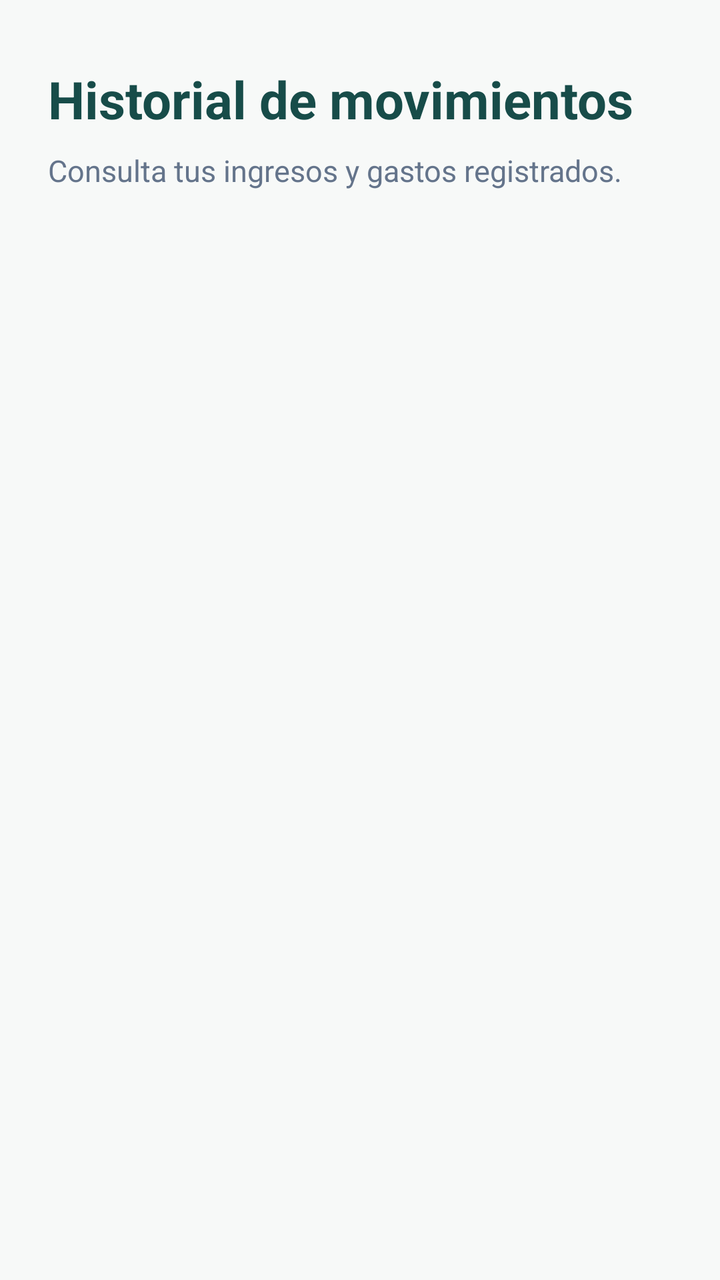
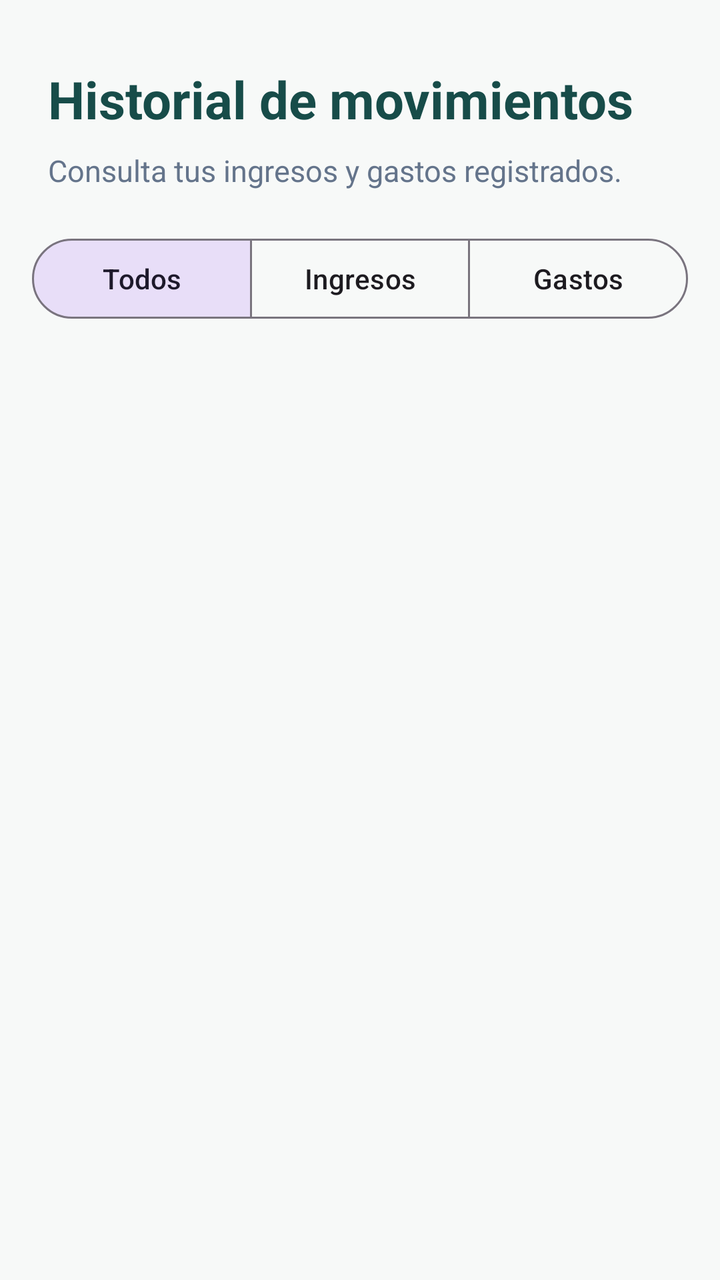

Before-and-after screenshots of an Android layout around one commit, followed by the original layout XML and the change that was made.
<!-- AndroidManifest.xml: application theme Theme.MiControlFinanciero -->
<!-- res/layout/activity_historial_movimientos.xml -->
<?xml version="1.0" encoding="utf-8"?>
<androidx.constraintlayout.widget.ConstraintLayout
    xmlns:android="http://schemas.android.com/apk/res/android"
    xmlns:app="http://schemas.android.com/apk/res-auto"
    xmlns:tools="http://schemas.android.com/tools"
    android:layout_width="match_parent"
    android:layout_height="match_parent"
    android:background="#F7F9F8">

    
    <TextView
        android:id="@+id/txtTituloHistorial"
        android:layout_width="0dp"
        android:layout_height="wrap_content"
        android:layout_marginStart="24dp"
        android:layout_marginTop="32dp"
        android:layout_marginEnd="24dp"
        android:text="Historial de movimientos"
        android:textColor="#174C49"
        android:textSize="26sp"
        android:textStyle="bold"
        app:layout_constraintTop_toTopOf="parent"
        app:layout_constraintStart_toStartOf="parent"
        app:layout_constraintEnd_toEndOf="parent" />

    
    <TextView
        android:id="@+id/txtDescripcionHistorial"
        android:layout_width="0dp"
        android:layout_height="wrap_content"
        android:layout_marginStart="24dp"
        android:layout_marginTop="8dp"
        android:layout_marginEnd="24dp"
        android:text="Consulta tus ingresos y gastos registrados."
        android:textColor="#64748B"
        android:textSize="15sp"
        app:layout_constraintTop_toBottomOf="@id/txtTituloHistorial"
        app:layout_constraintStart_toStartOf="parent"
        app:layout_constraintEnd_toEndOf="parent" />


    
    <androidx.recyclerview.widget.RecyclerView
        android:id="@+id/recyclerMovimientos"
        android:layout_width="0dp"
        android:layout_height="0dp"
        android:layout_marginStart="16dp"
        android:layout_marginTop="24dp"
        android:layout_marginEnd="16dp"
        android:layout_marginBottom="16dp"
        android:clipToPadding="false"
        android:paddingBottom="8dp"
        app:layout_constraintTop_toBottomOf="@id/txtDescripcionHistorial"
        app:layout_constraintBottom_toBottomOf="parent"
        app:layout_constraintStart_toStartOf="parent"
        app:layout_constraintEnd_toEndOf="parent" />


</androidx.constraintlayout.widget.ConstraintLayout>
<!-- resources referenced by this layout -->
<resources>
  <style name="Theme.MiControlFinanciero" parent="Base.Theme.MiControlFinanciero" />
  <style name="Base.Theme.MiControlFinanciero" parent="Theme.Material3.DayNight.NoActionBar">
          
          
      </style>
</resources>

<!-- the commit's change to res/layout/activity_historial_movimientos.xml (unified diff, before → after) -->
@@ -40,6 +40,52 @@
 
 
     
+    <com.google.android.material.button.MaterialButtonToggleGroup
+        android:id="@+id/grupoFiltrosHistorial"
+        android:layout_width="0dp"
+        android:layout_height="wrap_content"
+        android:layout_marginStart="16dp"
+        android:layout_marginTop="20dp"
+        android:layout_marginEnd="16dp"
+        app:singleSelection="true"
+        app:selectionRequired="true"
+        app:checkedButton="@id/btnFiltroTodos"
+        app:layout_constraintTop_toBottomOf="@id/txtDescripcionHistorial"
+        app:layout_constraintStart_toStartOf="parent"
+        app:layout_constraintEnd_toEndOf="parent">
+
+        <com.google.android.material.button.MaterialButton
+            android:id="@+id/btnFiltroTodos"
+            style="?attr/materialButtonOutlinedStyle"
+            android:layout_width="0dp"
+            android:layout_height="wrap_content"
+            android:layout_weight="1"
+            android:text="Todos"
+            android:textAllCaps="false" />
+
+        <com.google.android.material.button.MaterialButton
+            android:id="@+id/btnFiltroIngresos"
+            style="?attr/materialButtonOutlinedStyle"
+            android:layout_width="0dp"
+            android:layout_height="wrap_content"
+            android:layout_weight="1"
+            android:text="Ingresos"
+            android:textAllCaps="false" />
+
+        <com.google.android.material.button.MaterialButton
+            android:id="@+id/btnFiltroGastos"
+            style="?attr/materialButtonOutlinedStyle"
+            android:layout_width="0dp"
+            android:layout_height="wrap_content"
+            android:layout_weight="1"
+            android:text="Gastos"
+            android:textAllCaps="false" />
+
+    </com.google.android.material.button.MaterialButtonToggleGroup>
+
+
+
+    
     <androidx.recyclerview.widget.RecyclerView
         android:id="@+id/recyclerMovimientos"
         android:layout_width="0dp"
@@ -50,7 +96,7 @@
         android:layout_marginBottom="16dp"
         android:clipToPadding="false"
         android:paddingBottom="8dp"
-        app:layout_constraintTop_toBottomOf="@id/txtDescripcionHistorial"
+        app:layout_constraintTop_toBottomOf="@id/grupoFiltrosHistorial"
         app:layout_constraintBottom_toBottomOf="parent"
         app:layout_constraintStart_toStartOf="parent"
         app:layout_constraintEnd_toEndOf="parent" />
